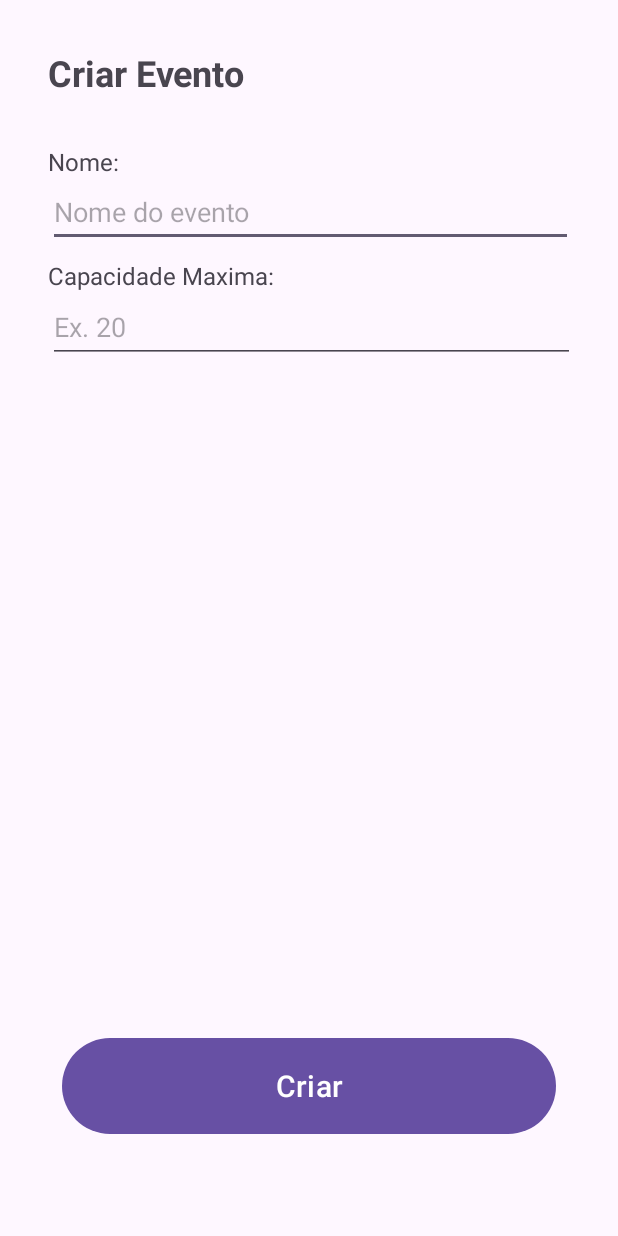
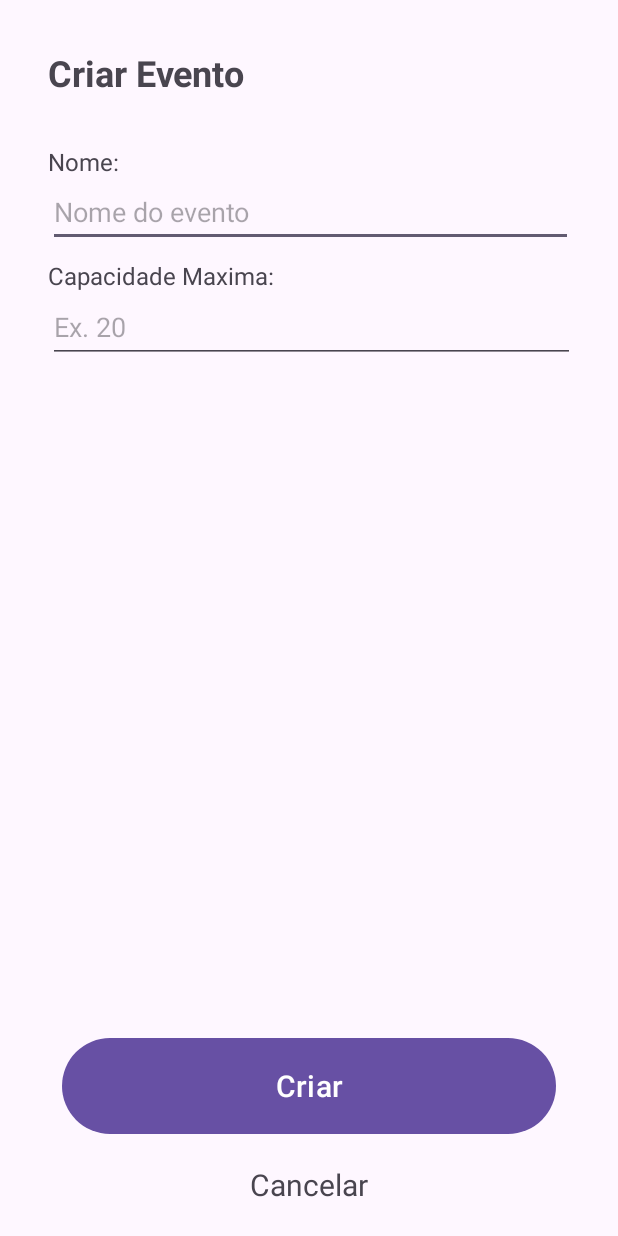
Before and after one commit to PedroHy/EventQrCode, an Android app: the CriarEvento screen opened directly, with no data from a screen before it, on a phone screen of 412 x 824 dp. Run offline under Robolectric (Android 15) with nearby library versions, the phone set to English and light mode, and no system bars.

Commit message:
setting a cancel button on create event activity

```diff
--- a/app/src/main/java/com/example/eventqrcode/CriarEvento.java
+++ b/app/src/main/java/com/example/eventqrcode/CriarEvento.java
@@ -45,4 +45,10 @@ public class CriarEvento extends AppCompatActivity {
             Toast.makeText(this, e.getMessage(), Toast.LENGTH_SHORT).show();
         }
     }
+
+    public void btnCancelar(View view){
+        Intent it = new Intent(this, MainActivity.class);
+        startActivity(it);
+        finish();
+    }
 }
--- a/app/src/main/res/layout/activity_criar_evento.xml
+++ b/app/src/main/res/layout/activity_criar_evento.xml
@@ -73,4 +73,16 @@
         app:layout_constraintBottom_toBottomOf="parent"
         app:layout_constraintEnd_toEndOf="parent"
         app:layout_constraintStart_toStartOf="parent" />
+
+    <TextView
+        android:id="@+id/btnCancelarCriacaoEvento"
+        android:layout_width="wrap_content"
+        android:layout_height="wrap_content"
+        android:layout_marginTop="16dp"
+        android:onClick="btnCancelar"
+        android:text="Cancelar"
+        android:textSize="20sp"
+        app:layout_constraintEnd_toEndOf="parent"
+        app:layout_constraintStart_toStartOf="parent"
+        app:layout_constraintTop_toBottomOf="@+id/btnCriarEvento" />
 </androidx.constraintlayout.widget.ConstraintLayout>
```
